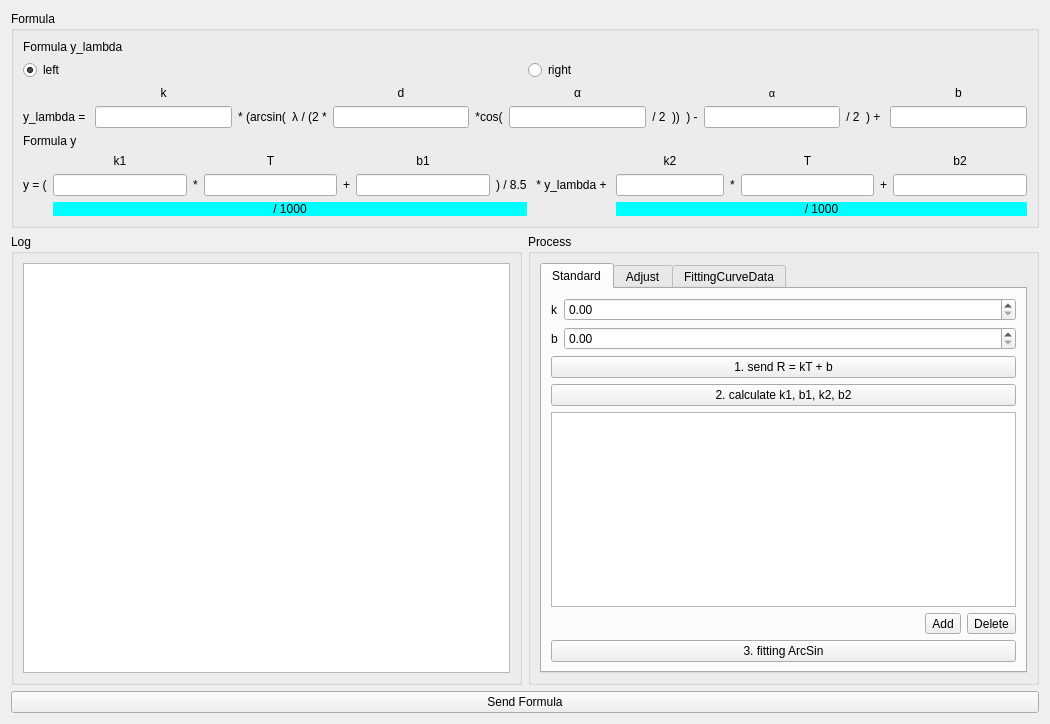
Qt form src/form/FormPlotCorrection/fitting/formfittingarcsin.ui (MRsoymilk/MySerial) before a commit.
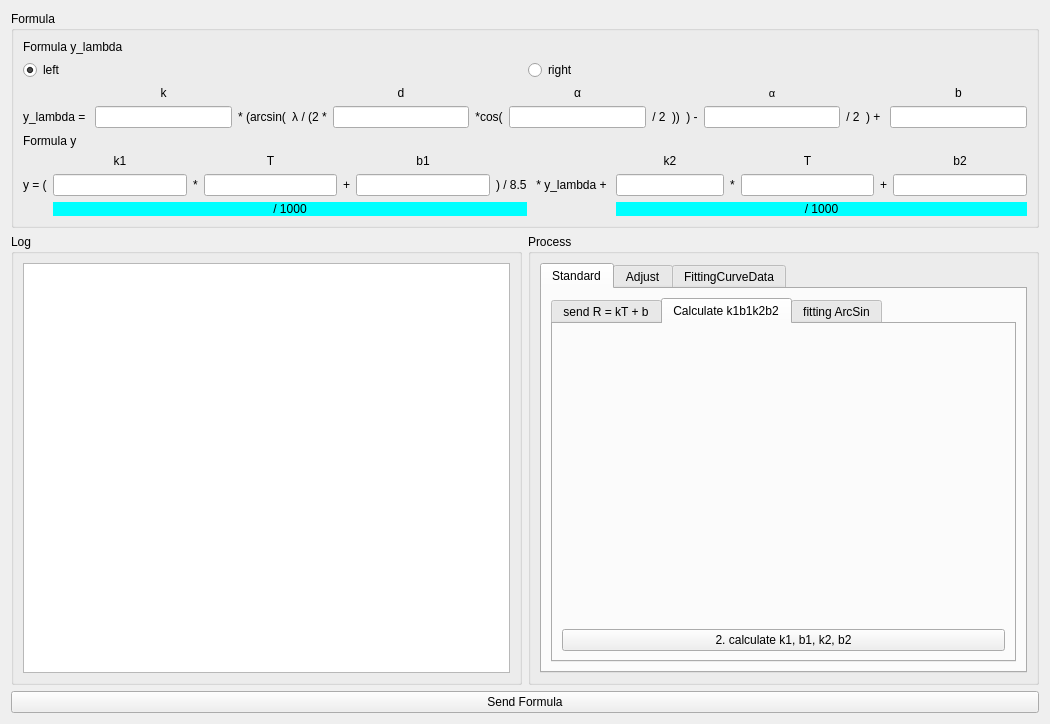
The same form after that commit. The open tabs and pages were chosen to show the change.

Commit message: fix thread-threshold usage; fix correction-threshold generate

The edit to the form file:
```diff
--- a/src/form/FormPlotCorrection/fitting/formfittingarcsin.ui
+++ b/src/form/FormPlotCorrection/fitting/formfittingarcsin.ui
@@ -30,21 +30,99 @@
           <string>Standard</string>
          </attribute>
          <layout class="QGridLayout" name="gridLayout_7">
-          <item row="6" column="0">
-           <layout class="QHBoxLayout" name="horizontalLayout">
-            <item>
+          <item row="0" column="0">
+           <widget class="QTabWidget" name="tabWidget_2">
+            <property name="currentIndex">
+             <number>0</number>
+            </property>
+            <widget class="QWidget" name="tabSendR">
+             <attribute name="title">
+              <string>send R = kT + b</string>
+             </attribute>
+             <layout class="QGridLayout" name="gridLayout_10">
+              <item row="0" column="0">
+               <layout class="QFormLayout" name="formLayout">
+                <item row="0" column="0">
+                 <widget class="QLabel" name="label_R_k">
+                  <property name="text">
+                   <string>k</string>
+                  </property>
+                 </widget>
+                </item>
+                <item row="1" column="0">
+                 <widget class="QLabel" name="label_R_b">
+                  <property name="text">
+                   <string>b</string>
+                  </property>
+                 </widget>
+                </item>
+                <item row="0" column="1">
+                 <widget class="QDoubleSpinBox" name="doubleSpinBoxR_k"/>
+                </item>
+                <item row="1" column="1">
+                 <widget class="QDoubleSpinBox" name="doubleSpinBoxR_b"/>
+                </item>
+               </layout>
+              </item>
+              <item row="1" column="0">
+               <widget class="QPushButton" name="btnSendR">
+                <property name="text">
+                 <string>1. send R = kT + b</string>
+                </property>
+               </widget>
+              </item>
+             </layout>
+            </widget>
+            <widget class="QWidget" name="tabCal">
+             <attribute name="title">
+              <string>Calculate k1b1k2b2</string>
+             </attribute>
+             <layout class="QGridLayout" name="gridLayout_11">
+              <item row="1" column="0">
+               <widget class="QPushButton" name="btnCalculate_k1b1k2b2">
+                <property name="text">
+                 <string>2. calculate k1, b1, k2, b2</string>
+                </property>
+               </widget>
+              </item>
+              <item row="0" column="0">
+               <spacer name="verticalSpacer">
+                <property name="orientation">
+                 <enum>Qt::Orientation::Vertical</enum>
+                </property>
+                <property name="sizeHint" stdset="0">
+                 <size>
+                  <width>20</width>
+                  <height>40</height>
+                 </size>
+                </property>
+               </spacer>
+              </item>
+             </layout>
+            </widget>
+            <widget class="QWidget" name="tabFitting">
+             <attribute name="title">
+              <string>fitting ArcSin</string>
+             </attribute>
+             <layout class="QGridLayout" name="gridLayout_12">
+              <item row="0" column="0" colspan="2">
+               <widget class="QTableView" name="tableViewPoints"/>
+              </item>
+              <item row="1" column="0">
              <spacer name="horizontalSpacer">
               <property name="orientation">
                <enum>Qt::Orientation::Horizontal</enum>
               </property>
               <property name="sizeHint" stdset="0">
                <size>
-                <width>40</width>
+                  <width>337</width>
                 <height>20</height>
                </size>
               </property>
              </spacer>
             </item>
+              <item row="1" column="1">
+               <layout class="QHBoxLayout" name="horizontalLayout">
             <item>
              <widget class="QToolButton" name="tBtnAdd">
               <property name="text">
@@ -61,52 +139,15 @@
             </item>
            </layout>
           </item>
-          <item row="1" column="0">
-           <widget class="QPushButton" name="btnSendR">
-            <property name="text">
-             <string>1. send R = kT + b</string>
-            </property>
-           </widget>
-          </item>
-          <item row="0" column="0">
-           <layout class="QFormLayout" name="formLayout">
-            <item row="0" column="0">
-             <widget class="QLabel" name="label_R_k">
-              <property name="text">
-               <string>k</string>
-              </property>
-             </widget>
-            </item>
-            <item row="1" column="0">
-             <widget class="QLabel" name="label_R_b">
-              <property name="text">
-               <string>b</string>
-              </property>
-             </widget>
-            </item>
-            <item row="0" column="1">
-             <widget class="QDoubleSpinBox" name="doubleSpinBoxR_k"/>
-            </item>
-            <item row="1" column="1">
-             <widget class="QDoubleSpinBox" name="doubleSpinBoxR_b"/>
-            </item>
-           </layout>
-          </item>
-          <item row="7" column="0">
+              <item row="2" column="0" colspan="2">
            <widget class="QPushButton" name="btnFittingArcSin">
             <property name="text">
              <string>3. fitting ArcSin</string>
             </property>
            </widget>
           </item>
-          <item row="3" column="0">
-           <widget class="QTableView" name="tableViewPoints"/>
-          </item>
-          <item row="2" column="0">
-           <widget class="QPushButton" name="btnCalculate_k1b1k2b2">
-            <property name="text">
-             <string>2. calculate k1, b1, k2, b2</string>
-            </property>
+             </layout>
+            </widget>
            </widget>
           </item>
          </layout>
```
Left out of the diff: 6 changed lines with no effect on the pictures. Lines whose indentation alone changed are shown as unchanged. The commit also changes 2 other files.
